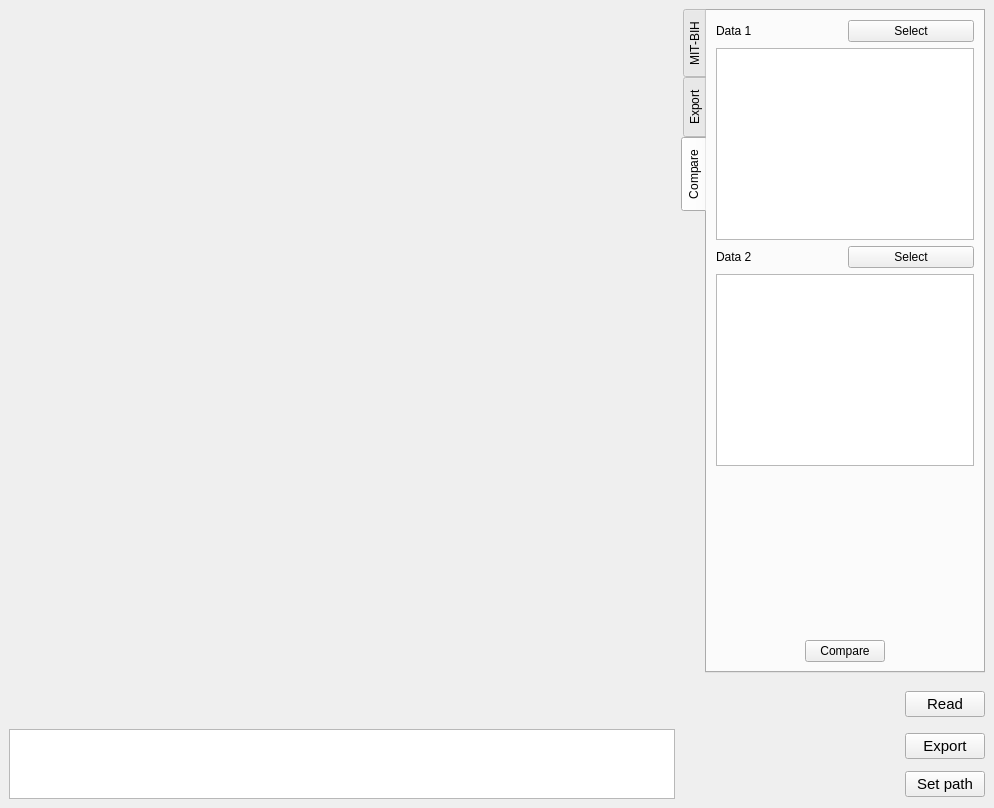
erfanmohammadzadeh/QCardio, file src/Views/mainwindow.ui: the form before one commit.
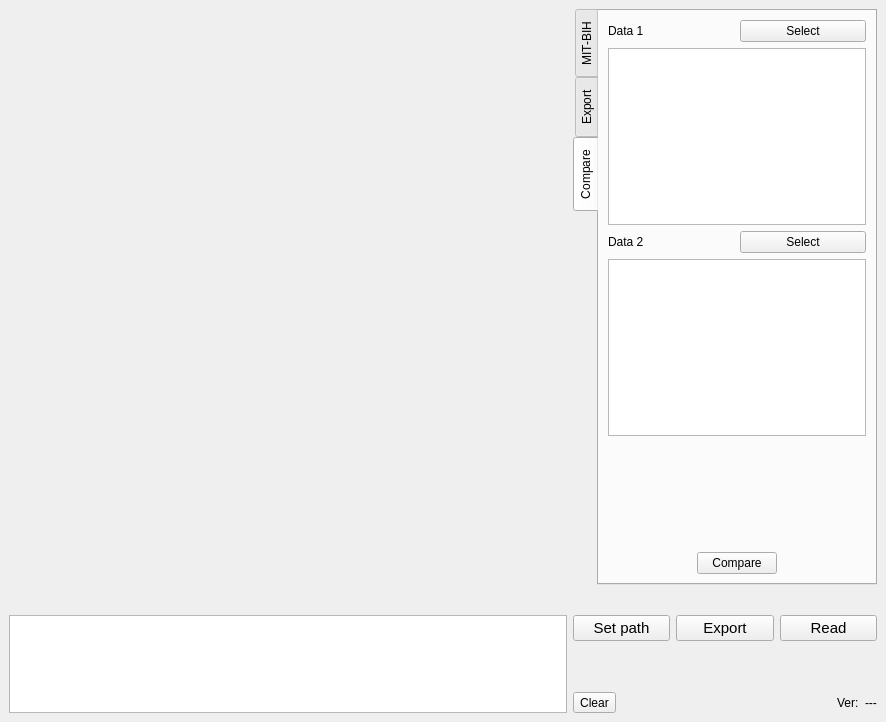
The form after the commit.

Patch:
```diff
--- a/src/Views/mainwindow.ui
+++ b/src/Views/mainwindow.ui
@@ -6,17 +6,42 @@
    <rect>
     <x>0</x>
     <y>0</y>
-    <width>994</width>
-    <height>808</height>
+    <width>886</width>
+    <height>722</height>
    </rect>
   </property>
   <property name="windowTitle">
    <string>QCardio V1.0</string>
   </property>
   <widget class="QWidget" name="centralwidget">
-   <layout class="QGridLayout" name="gridLayout_3">
+   <layout class="QGridLayout" name="gridLayout_11">
     <item row="0" column="0">
      <layout class="QGridLayout" name="gridLayout_2" columnstretch="7,0,0">
+      <item row="0" column="0" rowspan="5">
+       <widget class="QWidget" name="widgetSignal" native="true">
+        <layout class="QVBoxLayout" name="verticalLayoutSignal">
+         <property name="leftMargin">
+          <number>0</number>
+         </property>
+         <property name="topMargin">
+          <number>0</number>
+         </property>
+         <property name="rightMargin">
+          <number>0</number>
+         </property>
+         <property name="bottomMargin">
+          <number>0</number>
+         </property>
+        </layout>
+       </widget>
+      </item>
+      <item row="5" column="0" rowspan="2">
+       <widget class="QTextEdit" name="textEditLogs">
+        <property name="readOnly">
+         <bool>true</bool>
+        </property>
+       </widget>
+      </item>
       <item row="0" column="1" colspan="2">
        <widget class="QTabWidget" name="tabWidget">
         <property name="contextMenuPolicy">
@@ -521,19 +546,49 @@
         </widget>
        </widget>
       </item>
-      <item row="3" column="2">
-       <widget class="QPushButton" name="pushButtonRead">
-        <property name="font">
-         <font>
-          <pointsize>11</pointsize>
-         </font>
-        </property>
+      <item row="5" column="1" rowspan="2" colspan="2">
+       <layout class="QGridLayout" name="gridLayout_3" rowstretch="1,0,0">
+        <item row="2" column="0">
+         <layout class="QHBoxLayout" name="horizontalLayout">
+          <item>
+           <widget class="QToolButton" name="toolButtonClearLogs">
+            <property name="text">
+             <string>Clear</string>
+            </property>
+           </widget>
+          </item>
+          <item>
+           <spacer name="horizontalSpacer_4">
+            <property name="orientation">
+             <enum>Qt::Orientation::Horizontal</enum>
+            </property>
+            <property name="sizeHint" stdset="0">
+             <size>
+              <width>40</width>
+              <height>20</height>
+             </size>
+            </property>
+           </spacer>
+          </item>
+          <item>
+           <widget class="QLabel" name="labelVersionTxt">
         <property name="text">
-         <string>Read</string>
+             <string>Ver:</string>
         </property>
        </widget>
       </item>
-      <item row="6" column="2">
+          <item>
+           <widget class="QLabel" name="labelVersion">
+            <property name="text">
+             <string>---</string>
+            </property>
+           </widget>
+          </item>
+         </layout>
+        </item>
+        <item row="0" column="0">
+         <layout class="QGridLayout" name="gridLayout">
+          <item row="0" column="0">
        <widget class="QPushButton" name="pushButtonSetPath">
         <property name="font">
          <font>
@@ -545,25 +600,7 @@
         </property>
        </widget>
       </item>
-      <item row="0" column="0" rowspan="5">
-       <widget class="QWidget" name="widgetSignal" native="true">
-        <layout class="QVBoxLayout" name="verticalLayoutSignal">
-         <property name="leftMargin">
-          <number>0</number>
-         </property>
-         <property name="topMargin">
-          <number>0</number>
-         </property>
-         <property name="rightMargin">
-          <number>0</number>
-         </property>
-         <property name="bottomMargin">
-          <number>0</number>
-         </property>
-        </layout>
-       </widget>
-      </item>
-      <item row="5" column="2">
+          <item row="0" column="1">
        <widget class="QPushButton" name="pushButtonExport">
         <property name="font">
          <font>
@@ -575,21 +612,34 @@
         </property>
        </widget>
       </item>
-      <item row="5" column="0" rowspan="2">
-       <widget class="QTextEdit" name="textEditLogs"/>
-      </item>
-      <item row="3" column="1" rowspan="4">
-       <spacer name="horizontalSpacer">
+          <item row="0" column="2">
+           <widget class="QPushButton" name="pushButtonRead">
+            <property name="font">
+             <font>
+              <pointsize>11</pointsize>
+             </font>
+            </property>
+            <property name="text">
+             <string>Read</string>
+            </property>
+           </widget>
+          </item>
+         </layout>
+        </item>
+        <item row="1" column="0">
+         <spacer name="verticalSpacer_4">
         <property name="orientation">
-         <enum>Qt::Orientation::Horizontal</enum>
+           <enum>Qt::Orientation::Vertical</enum>
         </property>
         <property name="sizeHint" stdset="0">
          <size>
-          <width>40</width>
-          <height>20</height>
+            <width>20</width>
+            <height>40</height>
          </size>
         </property>
        </spacer>
+        </item>
+       </layout>
       </item>
      </layout>
     </item>
```
Lines whose indentation alone changed are shown as unchanged.
